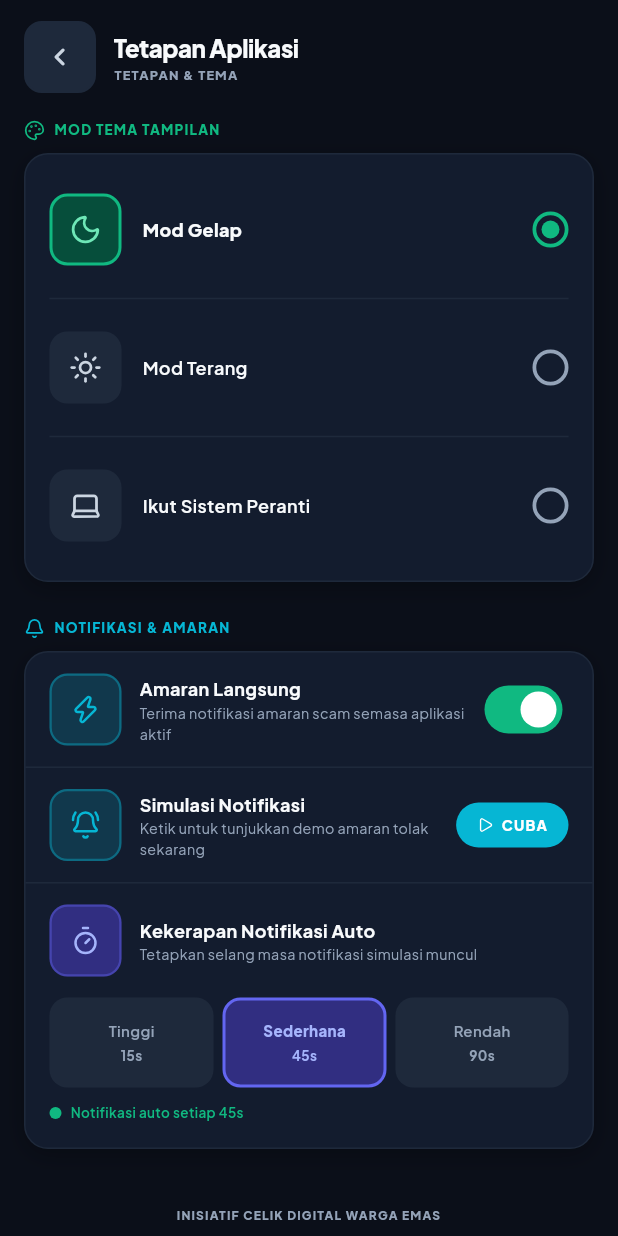
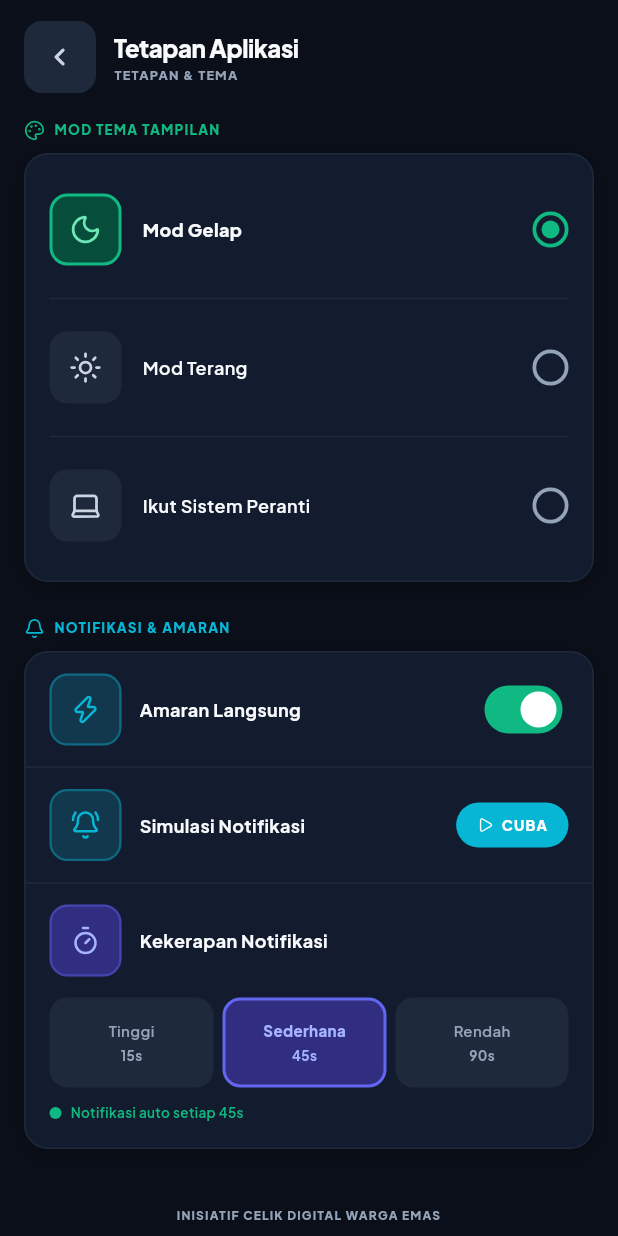
Before and after one commit to D20231106421/safestep, a Flutter app: the SettingsView screen opened directly, on a phone screen of 412 x 824 dp. Run offline on Flutter 3.47's test engine with Material 3 defaults, Android fonts, the phone set to English and light mode, and no system bars; drawn by our look-alikes of flutter_animate; our stand-ins replace flutter_local_notifications, google_fonts, google_generative_ai, lucide_icons, shared_preferences; accounts and stored records are empty.

Commit message:
Settings Update

```diff
--- a/lib/views/settings_view.dart
+++ b/lib/views/settings_view.dart
@@ -32,10 +32,17 @@ class SettingsView extends StatelessWidget {
 
             Expanded(
               child: ListView(
-                padding: const EdgeInsets.symmetric(horizontal: 16, vertical: 4),
+                padding: const EdgeInsets.symmetric(
+                  horizontal: 16,
+                  vertical: 4,
+                ),
                 children: [
                   // ── Theme Selector Section ──────────────────────────────
-                  _sectionLabel('MOD TEMA TAMPILAN', LucideIcons.palette, AppColors.emerald),
+                  _sectionLabel(
+                    'MOD TEMA TAMPILAN',
+                    LucideIcons.palette,
+                    AppColors.emerald,
+                  ),
                   const SizedBox(height: 8),
 
                   GlassCard(
@@ -61,7 +68,8 @@ class SettingsView extends StatelessWidget {
                           icon: LucideIcons.sun,
                           mode: ThemeMode.light,
                           currentMode: settings.themeMode,
-                          onSelect: () => settings.setThemeMode(ThemeMode.light),
+                          onSelect: () =>
+                              settings.setThemeMode(ThemeMode.light),
                         ),
                         Divider(
                           height: 24,
@@ -73,7 +81,8 @@ class SettingsView extends StatelessWidget {
                           icon: LucideIcons.laptop,
                           mode: ThemeMode.system,
                           currentMode: settings.themeMode,
-                          onSelect: () => settings.setThemeMode(ThemeMode.system),
+                          onSelect: () =>
+                              settings.setThemeMode(ThemeMode.system),
                         ),
                       ],
                     ),
@@ -82,7 +91,11 @@ class SettingsView extends StatelessWidget {
                   const SizedBox(height: 24),
 
                   // ── Notifications Settings ──────────────────────────────
-                  _sectionLabel('NOTIFIKASI & AMARAN', LucideIcons.bell, AppColors.cyan),
+                  _sectionLabel(
+                    'NOTIFIKASI & AMARAN',
+                    LucideIcons.bell,
+                    AppColors.cyan,
+                  ),
                   const SizedBox(height: 8),
 
                   GlassCard(
@@ -92,7 +105,6 @@ class SettingsView extends StatelessWidget {
                         _buildToggleTile(
                           context,
                           title: 'Amaran Langsung',
-                          subtitle: 'Terima notifikasi amaran scam semasa aplikasi aktif',
                           icon: LucideIcons.zap,
                           value: settings.liveAlertsEnabled,
                           onChanged: (v) => settings.setLiveAlerts(v),
@@ -187,9 +199,7 @@ class SettingsView extends StatelessWidget {
                           : AppColors.lightSurfaceBorder),
                 borderRadius: BorderRadius.circular(12),
                 border: Border.all(
-                  color: isSelected
-                      ? AppColors.emerald
-                      : Colors.transparent,
+                  color: isSelected ? AppColors.emerald : Colors.transparent,
                   width: 2,
                 ),
               ),
@@ -208,8 +218,7 @@ class SettingsView extends StatelessWidget {
                 style: GoogleFonts.plusJakartaSans(
                   color: AppColors.textPrimaryOf(context),
                   fontSize: 12,
-                  fontWeight:
-                      isSelected ? FontWeight.w800 : FontWeight.w600,
+                  fontWeight: isSelected ? FontWeight.w800 : FontWeight.w600,
                 ),
               ),
             ),
@@ -246,7 +255,6 @@ class SettingsView extends StatelessWidget {
   Widget _buildToggleTile(
     BuildContext context, {
     required String title,
-    required String subtitle,
     required IconData icon,
     required bool value,
     required ValueChanged<bool> onChanged,
@@ -276,25 +284,13 @@ class SettingsView extends StatelessWidget {
           ),
           const SizedBox(width: 12),
           Expanded(
-            child: Column(
-              crossAxisAlignment: CrossAxisAlignment.start,
-              children: [
-                Text(
+            child: Text(
               title,
               style: GoogleFonts.plusJakartaSans(
                 color: AppColors.textPrimaryOf(context),
                 fontSize: 12,
                 fontWeight: FontWeight.w700,
               ),
-                ),
-                Text(
-                  subtitle,
-                  style: GoogleFonts.plusJakartaSans(
-                    color: AppColors.textMutedOf(context),
-                    fontSize: 9.5,
-                  ),
-                ),
-              ],
             ),
           ),
           Switch(
@@ -313,7 +309,9 @@ class SettingsView extends StatelessWidget {
 
   /// Clickable button tile to instantly trigger a simulated push notification.
   Widget _buildSimulateButtonTile(
-      BuildContext context, SettingsProvider settings) {
+    BuildContext context,
+    SettingsProvider settings,
+  ) {
     final isDark = AppColors.isDark(context);
     final isEnabled = settings.liveAlertsEnabled;
 
@@ -332,13 +330,17 @@ class SettingsView extends StatelessWidget {
                         ? AppColors.surfaceBorder
                         : AppColors.lightSurface,
                     shape: RoundedRectangleBorder(
-                        borderRadius: BorderRadius.circular(12)),
+                      borderRadius: BorderRadius.circular(12),
+                    ),
                     margin: const EdgeInsets.fromLTRB(16, 0, 16, 12),
                     duration: const Duration(seconds: 2),
                     content: Row(
                       children: [
-                        const Icon(Icons.notifications_active_rounded,
-                            color: AppColors.cyan, size: 16),
+                        const Icon(
+                          Icons.notifications_active_rounded,
+                          color: AppColors.cyan,
+                          size: 16,
+                        ),
                         const SizedBox(width: 8),
                         Text(
                           'Notifikasi simulasi dihantar!',
@@ -381,16 +383,15 @@ class SettingsView extends StatelessWidget {
                 ),
                 child: Icon(
                   LucideIcons.bellRing,
-                  color: isEnabled ? AppColors.cyan : AppColors.textMutedOf(context),
+                  color: isEnabled
+                      ? AppColors.cyan
+                      : AppColors.textMutedOf(context),
                   size: 20,
                 ),
               ),
               const SizedBox(width: 12),
               Expanded(
-                child: Column(
-                  crossAxisAlignment: CrossAxisAlignment.start,
-                  children: [
-                    Text(
+                child: Text(
                   'Simulasi Notifikasi',
                   style: GoogleFonts.plusJakartaSans(
                     color: isEnabled
@@ -400,23 +401,14 @@ class SettingsView extends StatelessWidget {
                     fontWeight: FontWeight.w700,
                   ),
                 ),
-                    Text(
-                      isEnabled
-                          ? 'Ketik untuk tunjukkan demo amaran tolak sekarang'
-                          : 'Aktifkan Amaran Langsung untuk gunakan ciri ini',
-                      style: GoogleFonts.plusJakartaSans(
-                        color: AppColors.textMutedOf(context),
-                        fontSize: 9.5,
-                      ),
-                    ),
-                  ],
-                ),
               ),
               // Solid pill button — prominent, no gradient opacity tricks
               AnimatedContainer(
                 duration: const Duration(milliseconds: 200),
-                padding:
-                    const EdgeInsets.symmetric(horizontal: 14, vertical: 8),
+                padding: const EdgeInsets.symmetric(
+                  horizontal: 14,
+                  vertical: 8,
+                ),
                 decoration: BoxDecoration(
                   color: isEnabled ? AppColors.cyan : AppColors.surfaceBorder,
                   borderRadius: BorderRadius.circular(20),
@@ -451,15 +443,13 @@ class SettingsView extends StatelessWidget {
 
   /// Frequency option selector for automatic periodic notifications.
   Widget _buildFrequencySelector(
-      BuildContext context, SettingsProvider settings) {
+    BuildContext context,
+    SettingsProvider settings,
+  ) {
     final isDark = AppColors.isDark(context);
     final isEnabled = settings.liveAlertsEnabled;
 
-    final freqLabels = {
-      'Tinggi': '15s',
-      'Sederhana': '45s',
-      'Rendah': '90s',
-    };
+    final freqLabels = {'Tinggi': '15s', 'Sederhana': '45s', 'Rendah': '90s'};
 
     return Padding(
       padding: const EdgeInsets.fromLTRB(16, 14, 16, 16),
@@ -480,21 +470,21 @@ class SettingsView extends StatelessWidget {
                   borderRadius: BorderRadius.circular(12),
                   border: Border.all(
                     color: AppColors.indigo.withValues(alpha: 0.40),
-                      width: 1.5),
+                    width: 1.5,
                   ),
-                child: Icon(LucideIcons.timer,
+                ),
+                child: Icon(
+                  LucideIcons.timer,
                   color: isDark
                       ? AppColors.indigoBadgeTextDark
                       : AppColors.indigoBadgeTextLight,
-                    size: 20),
+                  size: 20,
+                ),
               ),
               const SizedBox(width: 12),
               Expanded(
-                child: Column(
-                  crossAxisAlignment: CrossAxisAlignment.start,
-                  children: [
-                    Text(
-                      'Kekerapan Notifikasi Auto',
+                child: Text(
+                  'Kekerapan Notifikasi',
                   style: GoogleFonts.plusJakartaSans(
                     color: isEnabled
                         ? AppColors.textPrimaryOf(context)
@@ -502,15 +492,6 @@ class SettingsView extends StatelessWidget {
                     fontSize: 12,
                     fontWeight: FontWeight.w700,
                   ),
-                    ),
-                    Text(
-                      'Tetapkan selang masa notifikasi simulasi muncul',
-                      style: GoogleFonts.plusJakartaSans(
-                        color: AppColors.textMutedOf(context),
-                        fontSize: 9.5,
-                      ),
-                    ),
-                  ],
                 ),
               ),
             ],
@@ -525,8 +506,12 @@ class SettingsView extends StatelessWidget {
               Color? selectedBg;
               Color? selectedText;
               if (isSelected && isEnabled) {
-                selectedBg = isDark ? AppColors.indigoBadgeBgDark : AppColors.indigoBadgeBgLight;
-                selectedText = isDark ? AppColors.indigoBadgeTextDark : AppColors.indigoBadgeTextLight;
+                selectedBg = isDark
+                    ? AppColors.indigoBadgeBgDark
+                    : AppColors.indigoBadgeBgLight;
+                selectedText = isDark
+                    ? AppColors.indigoBadgeTextDark
+                    : AppColors.indigoBadgeTextLight;
               }
 
               return Expanded(
@@ -537,10 +522,10 @@ class SettingsView extends StatelessWidget {
                   child: AnimatedContainer(
                     duration: const Duration(milliseconds: 200),
                     margin: EdgeInsets.only(
-                        right: option ==
-                                SettingsProvider.frequencyOptions.last
+                      right: option == SettingsProvider.frequencyOptions.last
                           ? 0
-                            : 6),
+                          : 6,
+                    ),
                     // Min 48dp tall
                     padding: const EdgeInsets.symmetric(vertical: 12),
                     decoration: BoxDecoration(
```
Lines whose indentation alone changed are shown as unchanged.
